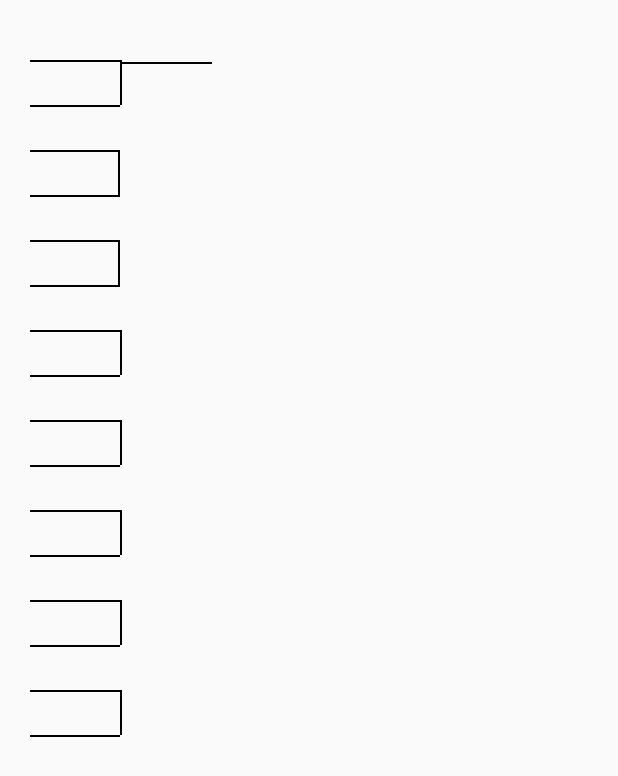
After one commit to aak849/AndroidBracketGenerator0, an Android app: the layout bracket16.xml on its own in the app's theme, with its tools: preview values and no code run, on a phone screen of 412 x 824 dp. The commit adds this screen. Shown: the top 776 px of the screen. Run offline under Robolectric (Android 15) with nearby library versions, the phone set to English and light mode, and no system bars.

Commit message:
bracket process

```diff
--- /dev/null
+++ b/app/src/main/res/layout/bracket16.xml
@@ -0,0 +1,242 @@
+<RelativeLayout xmlns:android="http://schemas.android.com/apk/res/android"
+    xmlns:tools="http://schemas.android.com/tools" android:layout_width="match_parent"
+    android:layout_height="match_parent"
+    android:padding="20dp"
+    android:gravity="left"
+    android:orientation="vertical" tools:context=".MainActivity">
+
+
+
+    <View
+        android:layout_width="@dimen/horizontal_bracket_16_length"
+        android:layout_height="1dip"
+        android:background="#000000"
+        android:layout_marginTop="20dp"
+        android:layout_alignParentTop="true"
+        android:layout_alignParentLeft="true"
+        android:layout_alignParentStart="true"
+        android:id="@+id/view" />
+
+    <View
+        android:layout_width="@dimen/horizontal_bracket_16_length"
+        android:layout_height="1dip"
+        android:background="#000000"
+        android:layout_marginTop="50dp"
+        android:layout_alignParentTop="true"
+        android:layout_alignParentLeft="true"
+        android:layout_alignParentStart="true" />
+
+
+    <View
+        android:layout_width="1dip"
+        android:layout_height="30dp"
+        android:background="#000000"
+        android:layout_alignTop="@+id/view"
+        android:layout_toRightOf="@+id/view"
+        android:layout_toEndOf="@+id/view"
+        android:id="@+id/view11" />
+
+    <View
+        android:layout_width="@dimen/horizontal_bracket_16_length"
+        android:layout_height="1dip"
+        android:background="#000000"
+        android:layout_marginTop="80dp"
+        android:layout_alignParentTop="true"
+        android:layout_alignParentLeft="true"
+        android:layout_alignParentStart="true"
+        android:id="@+id/view2" />
+
+    <View
+        android:layout_width="@dimen/horizontal_bracket_16_length"
+        android:layout_height="1dip"
+        android:background="#000000"
+        android:layout_marginTop="110dp"
+        android:layout_alignParentTop="true"
+        android:layout_alignParentLeft="true"
+        android:layout_alignParentStart="true" />
+
+    <View
+        android:layout_width="1dip"
+        android:layout_height="30dp"
+        android:background="#000000"
+        android:layout_below="@+id/view2"
+        android:layout_alignRight="@+id/view2"
+        android:layout_alignEnd="@+id/view2" />
+
+    <View
+        android:layout_width="@dimen/horizontal_bracket_16_length"
+        android:layout_height="1dip"
+        android:background="#000000"
+        android:layout_marginTop="140dp"
+        android:layout_alignParentTop="true"
+        android:layout_alignParentLeft="true"
+        android:layout_alignParentStart="true"
+        android:id="@+id/view3" />
+
+    <View
+        android:layout_width="@dimen/horizontal_bracket_16_length"
+        android:layout_height="1dip"
+        android:background="#000000"
+        android:layout_marginTop="170dp"
+        android:layout_alignParentTop="true"
+        android:layout_alignParentLeft="true"
+        android:layout_alignParentStart="true" />
+
+    <View
+        android:layout_width="1dip"
+        android:layout_height="30dp"
+        android:background="#000000"
+        android:layout_below="@+id/view3"
+        android:layout_alignRight="@+id/view3"
+        android:layout_alignEnd="@+id/view3" />
+
+    <View
+        android:layout_width="@dimen/horizontal_bracket_16_length"
+        android:layout_height="1dip"
+        android:background="#000000"
+        android:layout_marginTop="200dp"
+        android:layout_alignParentTop="true"
+        android:layout_alignParentLeft="true"
+        android:layout_alignParentStart="true"
+        android:id="@+id/view4" />
+
+    <View
+        android:layout_width="@dimen/horizontal_bracket_16_length"
+        android:layout_height="1dip"
+        android:background="#000000"
+        android:layout_marginTop="230dp"
+        android:layout_alignParentTop="true"
+        android:layout_alignParentLeft="true"
+        android:layout_alignParentStart="true" />
+
+    <View
+        android:layout_width="1dip"
+        android:layout_height="30dp"
+        android:background="#000000"
+        android:layout_alignTop="@+id/view4"
+        android:layout_toRightOf="@+id/view4"
+        android:layout_toEndOf="@+id/view4" />
+
+    <View
+        android:layout_width="@dimen/horizontal_bracket_16_length"
+        android:layout_height="1dip"
+        android:background="#000000"
+        android:layout_marginTop="260dp"
+        android:layout_alignParentTop="true"
+        android:layout_alignParentLeft="true"
+        android:layout_alignParentStart="true"
+        android:id="@+id/view5" />
+
+    <View
+        android:layout_width="@dimen/horizontal_bracket_16_length"
+        android:layout_height="1dip"
+        android:background="#000000"
+        android:layout_marginTop="290dp"
+        android:layout_alignParentTop="true"
+        android:layout_alignParentLeft="true"
+        android:layout_alignParentStart="true" />
+
+    <View
+        android:layout_width="1dip"
+        android:layout_height="30dp"
+        android:background="#000000"
+        android:layout_alignTop="@+id/view5"
+        android:layout_toRightOf="@+id/view5"
+        android:layout_toEndOf="@+id/view5" />
+
+    <View
+        android:layout_width="@dimen/horizontal_bracket_16_length"
+        android:layout_height="1dip"
+        android:background="#000000"
+        android:layout_marginTop="320dp"
+        android:layout_alignParentTop="true"
+        android:layout_alignParentLeft="true"
+        android:layout_alignParentStart="true"
+        android:id="@+id/view6" />
+
+    <View
+        android:layout_width="@dimen/horizontal_bracket_16_length"
+        android:layout_height="1dip"
+        android:background="#000000"
+        android:layout_marginTop="350dp"
+        android:layout_alignParentTop="true"
+        android:layout_alignParentLeft="true"
+        android:layout_alignParentStart="true" />
+
+    <View
+        android:layout_width="1dip"
+        android:layout_height="30dp"
+        android:background="#000000"
+        android:layout_alignTop="@+id/view6"
+        android:layout_toRightOf="@+id/view6"
+        android:layout_toEndOf="@+id/view6"
+        android:id="@+id/view7" />
+
+    <View
+        android:layout_width="@dimen/horizontal_bracket_16_length"
+        android:layout_height="1dip"
+        android:background="#000000"
+        android:layout_marginTop="380dp"
+        android:layout_alignParentTop="true"
+        android:layout_alignParentLeft="true"
+        android:layout_alignParentStart="true"
+        android:id="@+id/view8" />
+
+    <View
+        android:layout_width="@dimen/horizontal_bracket_16_length"
+        android:layout_height="1dip"
+        android:background="#000000"
+        android:layout_marginTop="410dp"
+        android:layout_alignParentTop="true"
+        android:layout_alignParentLeft="true"
+        android:layout_alignParentStart="true" />
+
+    <View
+        android:layout_width="1dip"
+        android:layout_height="30dp"
+        android:background="#000000"
+        android:layout_alignTop="@+id/view8"
+        android:layout_toRightOf="@+id/view8"
+        android:layout_toEndOf="@+id/view8"
+        android:id="@+id/view9" />
+
+    <View
+        android:layout_width="@dimen/horizontal_bracket_16_length"
+        android:layout_height="1dip"
+        android:background="#000000"
+        android:layout_marginTop="440dp"
+        android:layout_alignParentTop="true"
+        android:layout_alignParentLeft="true"
+        android:layout_alignParentStart="true"
+        android:id="@+id/view10" />
+
+    <View
+        android:layout_width="@dimen/horizontal_bracket_16_length"
+        android:layout_height="1dip"
+        android:background="#000000"
+        android:layout_marginTop="470dp"
+        android:layout_alignParentTop="true"
+        android:layout_alignParentLeft="true"
+        android:layout_alignParentStart="true" />
+
+
+    <View
+        android:layout_width="1dip"
+        android:layout_height="30dp"
+        android:background="#000000"
+        android:layout_alignTop="@+id/view10"
+        android:layout_toRightOf="@+id/view10"
+        android:layout_toEndOf="@+id/view10" />
+
+
+    <View
+        android:layout_width="@dimen/horizontal_bracket_16_length"
+        android:layout_height="1dip"
+        android:background="#000000"
+        android:layout_below="@+id/view"
+        android:layout_toRightOf="@+id/view11"
+        android:layout_toEndOf="@+id/view11" />
+
+
+
+</RelativeLayout>
--- a/app/src/main/res/layout/single_elimination_layout.xml
+++ b/app/src/main/res/layout/single_elimination_layout.xml
@@ -12,6 +12,15 @@
         android:textStyle="bold"
         android:textSize="20sp"/>
 
+    <View
+        android:layout_width="fill_parent"
+        android:layout_height="1dip"
+        android:background="#000000" />
+
+    <View
+        android:layout_width="1dip"
+        android:layout_height="fill_parent"
+        android:background="#000000" />
 
 
 
--- a/app/src/main/res/values-w820dp/dimens.xml
+++ b/app/src/main/res/values-w820dp/dimens.xml
@@ -3,4 +3,5 @@
          (such as screen margins) for screens with more than 820dp of available width. This
          would include 7" and 10" devices in landscape (~960dp and ~1280dp respectively). -->
     <dimen name="activity_horizontal_margin">64dp</dimen>
+
 </resources>
--- a/app/src/main/res/values/dimens.xml
+++ b/app/src/main/res/values/dimens.xml
@@ -2,4 +2,5 @@
     <!-- Default screen margins, per the Android Design guidelines. -->
     <dimen name="activity_horizontal_margin">16dp</dimen>
     <dimen name="activity_vertical_margin">16dp</dimen>
+    <dimen name="horizontal_bracket_16_length">60dp</dimen>
 </resources>
```
Also changed, not shown: 1 other file.
